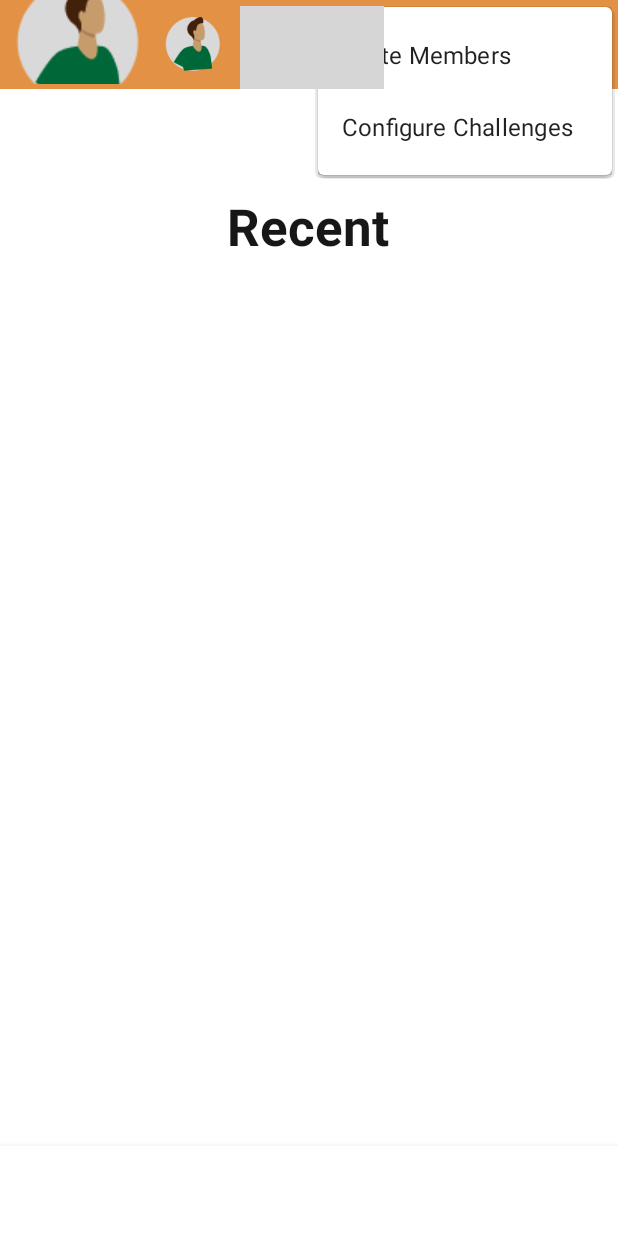
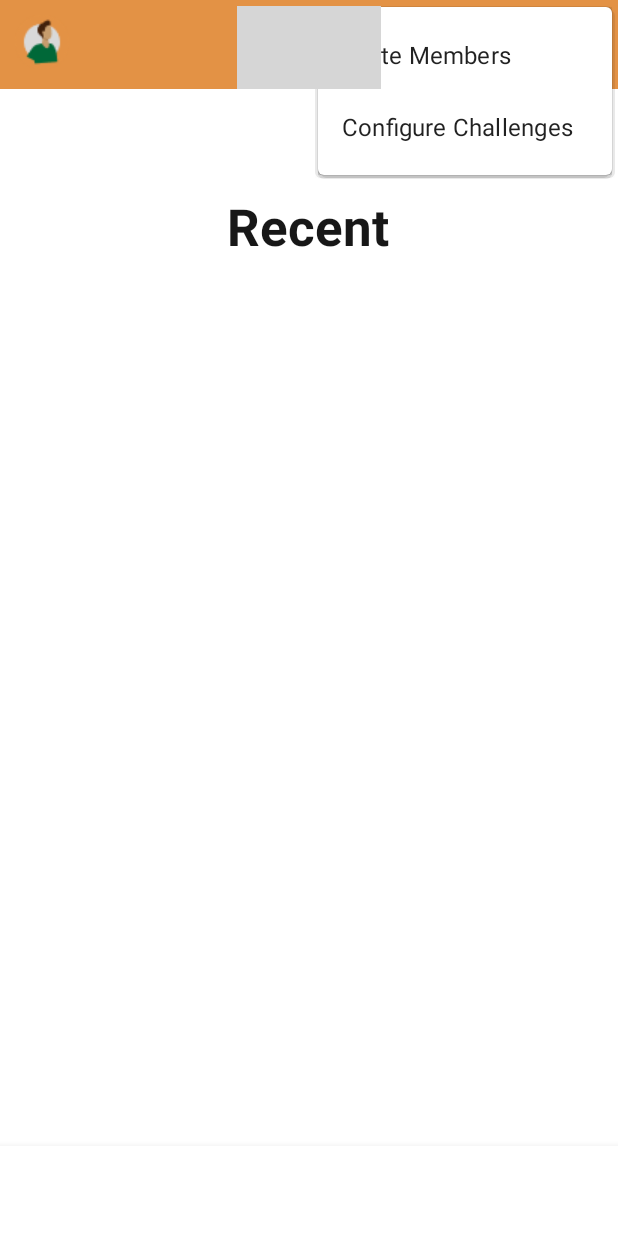
Before and after one commit to gabber235/BeSportive, an Android app: the FeedActivity screen opened directly, with no data from a screen before it, with the options menu open, on a phone screen of 412 x 824 dp. Run offline under Robolectric (Android 15) with nearby library versions, the phone set to English and light mode, and no system bars; 1 statement that could not run was skipped; grey boxes are pictures that could not be loaded.

Commit message:
continuation appbar

```diff
--- a/app/src/main/java/nl/tue/besportive/FeedActivity.java
+++ b/app/src/main/java/nl/tue/besportive/FeedActivity.java
@@ -26,7 +26,7 @@ public class FeedActivity extends AppCompatActivity {
         getSupportActionBar().setTitle(""); //hide title
         getSupportActionBar().setDisplayHomeAsUpEnabled(true);
 
-        toolbar.setNavigationIcon(R.drawable.img); //Replace back button with profile image.
+        toolbar.setNavigationIcon(R.drawable.img_2); //Replace back button with profile image.
 
 
         // Initialize and assign variable
--- a/app/src/main/res/layout/toolbar_feed.xml
+++ b/app/src/main/res/layout/toolbar_feed.xml
@@ -8,19 +8,6 @@
     android:minHeight="?attr/actionBarSize"
     android:background="?attr/colorPrimary">
 
-    <ImageView
-        android:id="@+id/profile_button"
-        android:layout_width="45dp"
-        android:layout_height="45dp"
-        android:layout_marginStart="4dp"
-        android:layout_marginTop="4dp"
-        android:layout_gravity = "left"
-        android:contentDescription="@string/item_1_actionbar"
-        app:layout_constraintStart_toStartOf="@+id/feed_toolbar"
-        app:srcCompat="@drawable/img" />
-
-    <!--app:layout_constraintTop_toTopOf="@+id/feed_toolbar" -->
-    <!-- app:layout_constraintBottom_toBottomof="parent" -->
 
     <ImageView
         android:id="@+id/logo"
@@ -32,8 +19,7 @@
         android:contentDescription="@string/item_2_actionbar"
         app:layout_constraintStart_toStartOf="@+id/feed_toolbar"
         app:srcCompat="@drawable/logo_2" />
-    <!--    app:layout_constraintTop_toTopOf="@+id/feed_toolbar" -->
-    <!--  app:layout_constraintBottom_toBottomof="parent" -->
+
 
 
 
--- a/app/src/main/res/menu/settings_menu.xml
+++ b/app/src/main/res/menu/settings_menu.xml
@@ -1,18 +1,6 @@
 <?xml version="1.0" encoding="utf-8"?>
 <menu xmlns:android="http://schemas.android.com/apk/res/android"
     xmlns:app="http://schemas.android.com/apk/res-auto">
-
- <!--   <item
-        android:id="@+id/profile_button"
-        android:icon="@drawable/img"
-        android:title="@string/item_1_actionbar"
-        app:showAsAction="always"/>
-
-    <item
-        android:id="@+id/logo"
-        android:icon="@drawable/logo_2"
-        android:title="@string/item_2_actionbar"
-        app:showAsAction="always"/> -->
 
     <item
         android:id="@+id/invite_members"
@@ -25,7 +13,3 @@
         app:showAsAction="never"/>
 
 </menu>
- <!--   <item
-        android:id="@+id/leave_group"
-        android:title="@string/item_3_menu_settings"
-        app:showAsAction="never"/> -->
```
Also changed, not shown: app/src/main/res/drawable/img_2.png (added).
